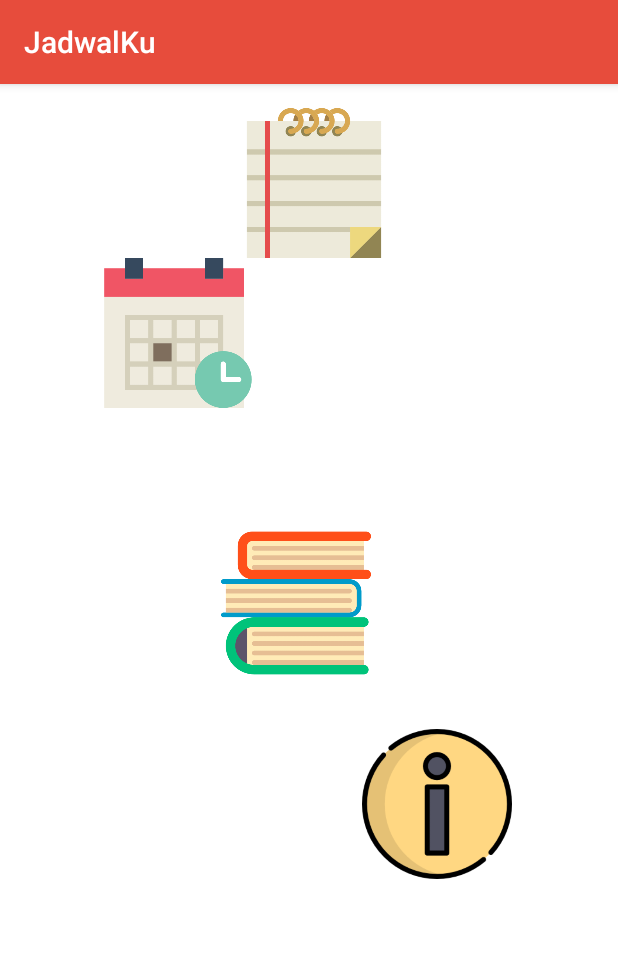
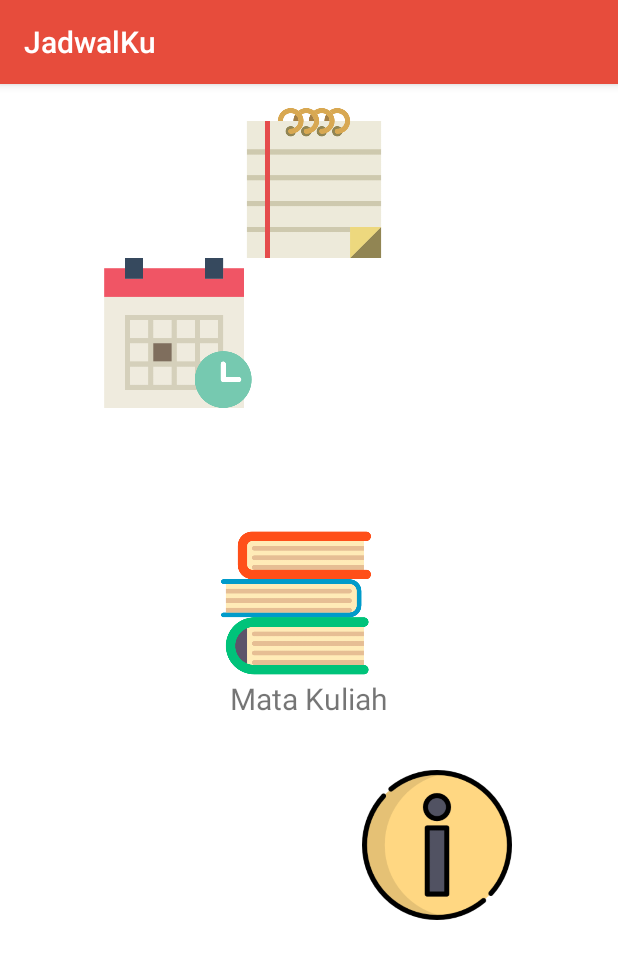
Before and after one commit to fahrirh/JadwalKu, an Android app: the screen it shows after launch (MainActivity), on a phone screen of 412 x 824 dp. Shown: the top 959 px of the screen. Run offline under Robolectric (Android 15) with nearby library versions, the light colour scheme and no system bars.

Commit message:
coba commit, nambah tulisan

```diff
--- a/app/src/main/res/layout/activity_main.xml
+++ b/app/src/main/res/layout/activity_main.xml
@@ -45,6 +45,7 @@
             android:layout_alignTop="@+id/buttonAlarm"
             android:layout_alignParentRight="true"
             android:layout_alignParentEnd="true" />
+
     </LinearLayout>
 
     <LinearLayout
@@ -66,6 +67,17 @@
             android:layout_alignEnd="@+id/buttonLihatjadwal" />
     </LinearLayout>
 
+    <TextView
+        android:layout_width="wrap_content"
+        android:layout_height="wrap_content"
+        android:layout_alignLeft="@+id/buttonLihatmk"
+        android:layout_alignStart="@+id/buttonLihatmk"
+        android:layout_above="@+id/buttonLihatmk"
+        android:layout_toEndOf="@id/buttonLihatmk"
+        android:layout_gravity="center"
+        android:text="Mata Kuliah"
+        android:textSize="20sp"/>
+
     <LinearLayout
         android:layout_width="match_parent"
         android:layout_height="wrap_content">
```
